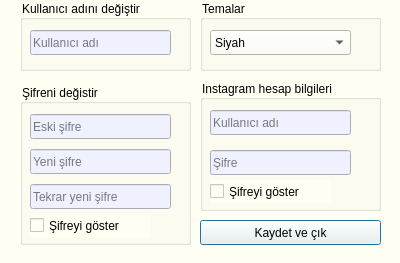
Above: ui_file/settings.ui from ramo828/instagram-auto-comment2 before the change. Below: the same form after it.
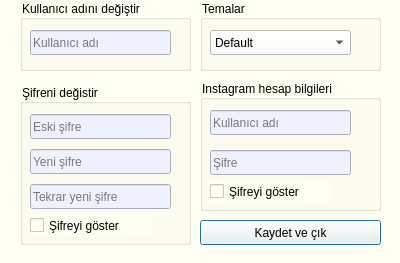
That is the form after the change. Icons and pictures are not drawn.

What changed in the file:
```diff
--- a/ui_file/settings.ui
+++ b/ui_file/settings.ui
@@ -218,6 +218,11 @@
       <height>25</height>
      </rect>
     </property>
+    <item>
+     <property name="text">
+      <string>Default</string>
+     </property>
+    </item>
     <item>
      <property name="text">
       <string>Siyah</string>
```
Left out of the diff: 20 changed lines with no effect on the pictures.
